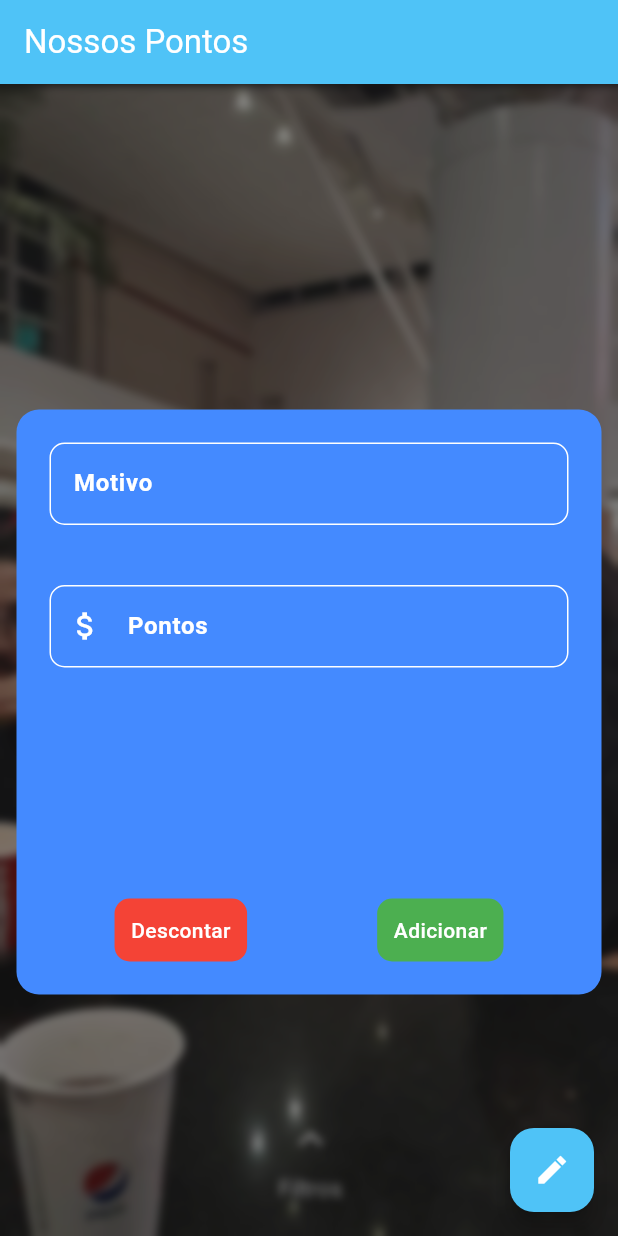
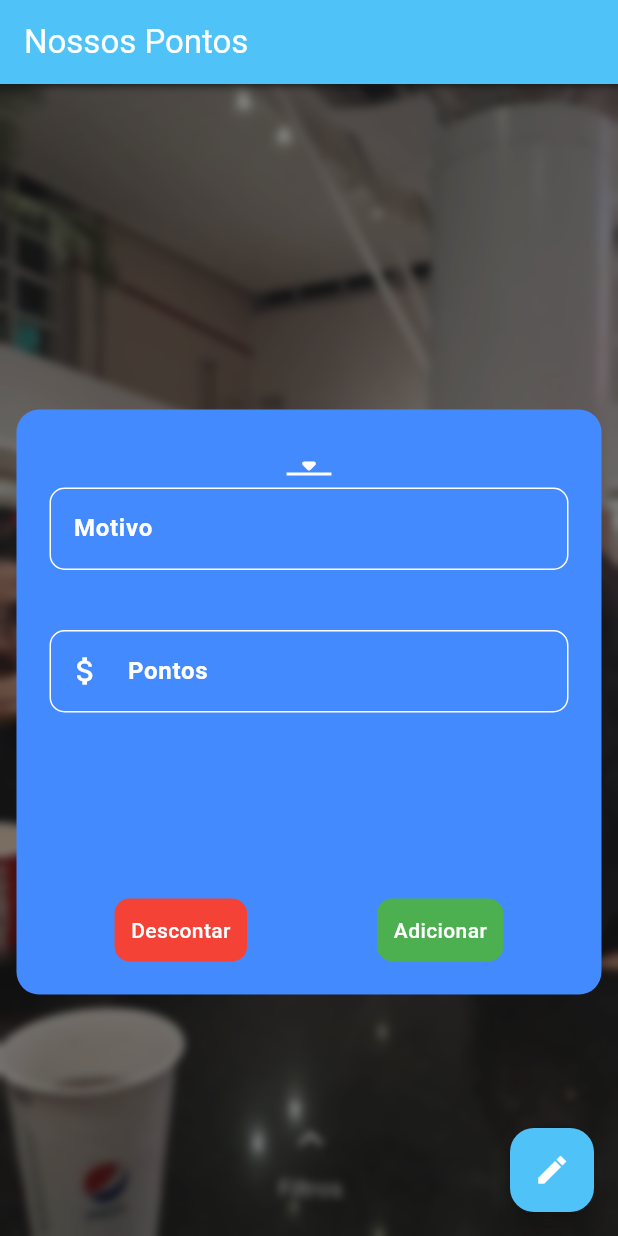
Before and after one commit to Joao-Fialho/nossos-pontos, a Flutter app: the screen it shows after launch, after a tap on the "mode edit" icon, after a tap on "Descontar", on a phone screen of 412 x 824 dp. Run offline on Flutter 3.47's test engine with Material 3 defaults, Android fonts, the phone set to English and light mode, and no system bars; our stand-ins replace cloud_firestore, firebase_core, flutter_mobx, mobx; accounts and stored records are empty; generated files the repository leaves out were written again.

Commit message:
implementado seletor de nome

```diff
--- a/lib/components/card_name.dart
+++ b/lib/components/card_name.dart
@@ -55,8 +55,7 @@ class _CardNameState extends State<CardName> {
           expansionTileExpanded = expanded;
           if (expanded) {
             WidgetsBinding.instance.addPostFrameCallback((_) {
-              _scrollController
-                  .jumpTo(_scrollController.position.maxScrollExtent);
+              _scrollController.jumpTo(0); // Rola para o topo
             });
           }
         });
@@ -87,7 +86,6 @@ class _CardNameState extends State<CardName> {
               height: 3,
               color: Colors.blue,
             ),
-            // reverse: true,
             itemBuilder: (BuildContext context, int index) {
               return Container(
                 color: Colors.white,
--- a/lib/components/points_modal.dart
+++ b/lib/components/points_modal.dart
@@ -1,6 +1,8 @@
 // ignore_for_file: public_member_api_docs, sort_constructors_first
 import 'package:flutter/material.dart';
+import 'package:flutter_mobx/flutter_mobx.dart';
 import 'package:nossos_pontos/controllers/home_controller.dart';
+import 'package:nossos_pontos/domain/user_model.dart';
 
 class PointsModal extends StatefulWidget {
   final HomeController controller;
@@ -42,6 +44,36 @@ class _PointsModalState extends State<PointsModal> {
               children: [
                 Column(
                   children: [
+                    Observer(
+                      builder: (context) {
+                        return DropdownButton<String>(
+                          value: widget.controller.selectedUser,
+                          dropdownColor: Colors.blueAccent,
+                          icon: const Icon(Icons.arrow_drop_down_rounded,
+                              color: Colors.white),
+                          iconSize: 30,
+                          elevation: 16,
+                          style: const TextStyle(color: Colors.white),
+                          borderRadius: BorderRadius.circular(10),
+                          underline: Container(
+                            height: 2,
+                            color: Colors.white,
+                          ),
+                          onChanged: (String? newValue) {
+                            setState(() {
+                              widget.controller.selectedUser = newValue!;
+                            });
+                          },
+                          items: widget.controller.userList
+                              .map<DropdownMenuItem<String>>((UserModel user) {
+                            return DropdownMenuItem<String>(
+                              value: user.name,
+                              child: Text(user.name),
+                            );
+                          }).toList(),
+                        );
+                      },
+                    ),
                     TextFormField(
                       style: const TextStyle(color: Colors.white, fontSize: 15),
                       maxLines: 5,
@@ -111,8 +143,7 @@ class _PointsModalState extends State<PointsModal> {
                       onTap: () {
                         setState(() {
                           if (motivo.isNotEmpty && points != 0) {
-                            widget.controller
-                                .setPoints('Jhonzin', points, false, motivo);
+                            widget.controller.setPoints(points, false, motivo);
                           }
                         });
                       },
@@ -133,8 +164,7 @@ class _PointsModalState extends State<PointsModal> {
                       onTap: () {
                         if (motivo.isNotEmpty && points != 0) {
                           setState(() {
-                            widget.controller
-                                .setPoints('Jhonzin', points, true, motivo);
+                            widget.controller.setPoints(points, true, motivo);
                           });
                         }
                       },
```
Also changed, not shown: lib/controllers/home_controller.dart (+8 -4 lines), lib/domain/rank_item_datasource.dart (+12 -7 lines).
